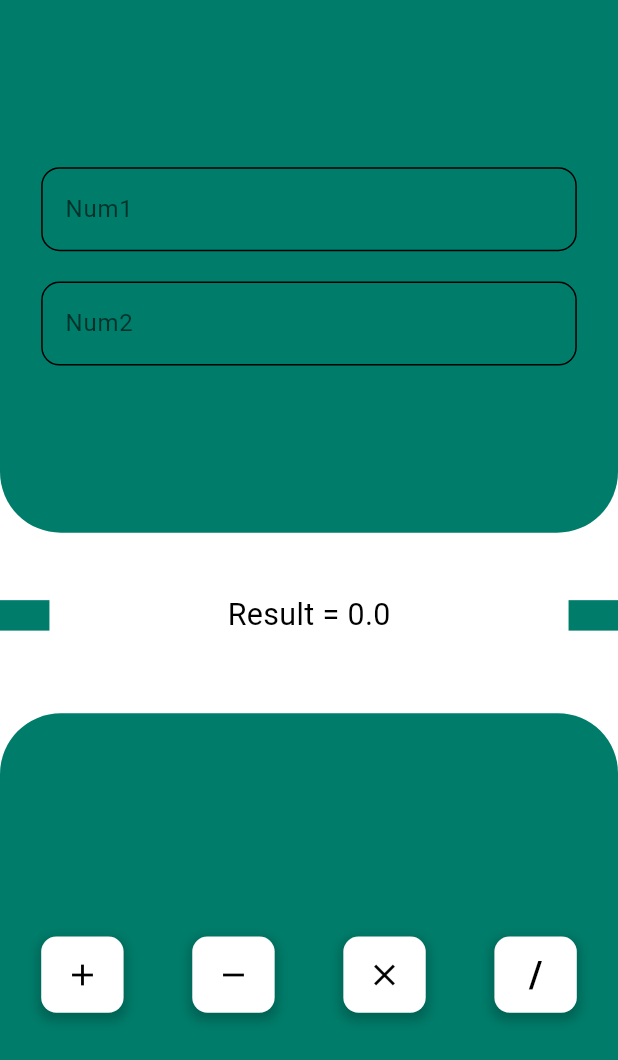
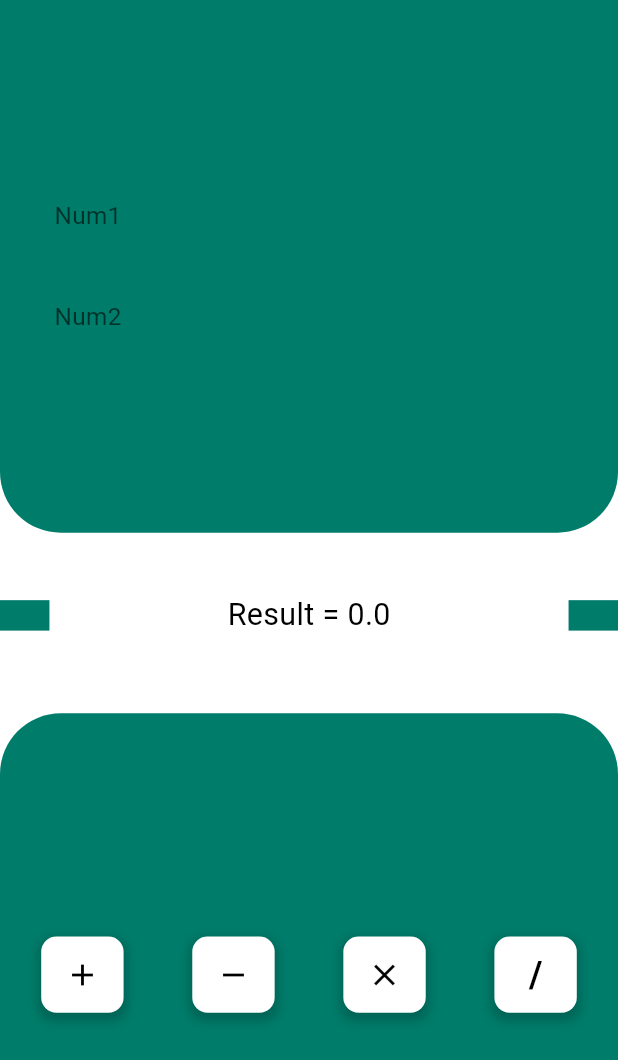
Before and after one commit to Shehta2000/creativa, a Flutter app: the screen it shows after launch, after a tap on the "add" icon, on a phone screen of 412 x 824 dp. Shown: the top 1060 px of the screen. Run offline on Flutter 3.47's test engine with Material 3 defaults, Android fonts, the light colour scheme and no system bars; our stand-ins replace flutter_screenutil.

Commit message:
Finish Updates & Refactor Code Done

```diff
--- a/lib/calculate_screen.dart
+++ b/lib/calculate_screen.dart
@@ -3,6 +3,7 @@ import 'package:flutter_screenutil/flutter_screenutil.dart';
 import 'package:task2_creativa/widgets/input_section.dart';
 import 'widgets/build_section.dart';
 import 'widgets/custom_operation_button.dart';
+
 class CalculateScreen extends StatefulWidget {
   const CalculateScreen({super.key});
 
@@ -13,23 +14,38 @@ class CalculateScreen extends StatefulWidget {
 class _CalculateScreenState extends State<CalculateScreen> {
   final TextEditingController num1Controller = TextEditingController();
   final TextEditingController num2Controller = TextEditingController();
-  double result = 0;
+  double? result;
 
   void calculateResult(String operation) {
-    double num1 = double.tryParse(num1Controller.text) ?? 0;
-    double num2 = double.tryParse(num2Controller.text) ?? 0;
+    double? num1 = double.tryParse(num1Controller.text);
+    double? num2 = double.tryParse(num2Controller.text);
 
-    if (operation == 'add') {
-      result = num1 + num2;
-    } else if (operation == 'subtract') {
-      result = num1 - num2;
-    } else if (operation == 'multiply') {
-      result = num1 * num2;
-    } else if (operation == 'divide') {
-      result = (num2 != 0) ? num1 / num2 : 0;
+    if (num1 == null || num2 == null) {
+      setState(() {
+        result = null; // عرض حالة الخطأ في الإدخال
+      });
+      return;
     }
 
-    setState(() {});
+    setState(() {
+      result = performCalculation(num1, num2, operation);
+    });
+  }
+
+
+  double? performCalculation(double num1, double num2, String operation) {
+    switch (operation) {
+      case 'add':
+        return num1 + num2;
+      case 'subtract':
+        return num1 - num2;
+      case 'multiply':
+        return num1 * num2;
+      case 'divide':
+        return num2 != 0 ? num1 / num2 : null; //* Check  for division by zero
+      default:
+        return null;
+    }
   }
 
   @override
@@ -44,9 +60,9 @@ class _CalculateScreenState extends State<CalculateScreen> {
               num2Controller: num2Controller,
             ),
             SizedBox(height: 40.h),
-            ResultSection(result: result),
+            ResultSection(result: result ?? 0),
             SizedBox(height: 50.h),
-            _buildOperationButtons(),
+            Expanded(child: _buildOperationButtons()),
           ],
         ),
       ),
@@ -54,15 +70,13 @@ class _CalculateScreenState extends State<CalculateScreen> {
   }
 
   Widget _buildOperationButtons() {
-    return Expanded(
-      child: Container(
-        height: 350.h,
+    return Container(
       width: double.infinity,
       decoration: BoxDecoration(
         color: const Color(0xff007C6A),
         borderRadius: BorderRadius.only(
           topLeft: Radius.circular(40.r),
-            topRight: const Radius.circular(40),
+          topRight: Radius.circular(40.r),
         ),
       ),
       child: Padding(
@@ -73,9 +87,8 @@ class _CalculateScreenState extends State<CalculateScreen> {
             CustomOperationButton(icon: Icons.add, onPressed: () => calculateResult('add')),
             CustomOperationButton(icon: Icons.remove, onPressed: () => calculateResult('subtract')),
             CustomOperationButton(icon: Icons.close, onPressed: () => calculateResult('multiply')),
-              CustomOperationButton(icon: '/', onPressed: () => calculateResult('divide')),
+            CustomOperationButton(icon:'/', onPressed: () => calculateResult('divide')),
           ],
-          ),
         ),
       ),
     );
--- a/lib/main.dart
+++ b/lib/main.dart
@@ -19,8 +19,7 @@ class Task2Creativa extends StatelessWidget {
       builder: (context, child) {
         return MaterialApp(
           title: 'task2_creativa',
-          // locale: DevicePreview.locale(context),
-          // builder: DevicePreview.appBuilder,
+
           debugShowCheckedModeBanner: false,
            darkTheme: ThemeData.dark(),
           themeMode: ThemeMode.dark,
--- a/lib/widgets/custom_text_field.dart
+++ b/lib/widgets/custom_text_field.dart
@@ -1,35 +1,104 @@
-// ignore_for_file: public_member_api_docs, sort_constructors_first
 import 'package:flutter/material.dart';
 import 'package:flutter_screenutil/flutter_screenutil.dart';
 
-// ignore: must_be_immutable
-class CustomTextField extends StatelessWidget {
-   CustomTextField({
+class CustomTextField extends StatefulWidget {
+  final String hintText;
+  final TextEditingController controller;
+  final void Function(String)? onSubmitted;
+
+  const CustomTextField({
     super.key,
-    required this.controller, required this.hintText,
+    required this.controller,
+    required this.hintText,
+    this.onSubmitted,
   });
-  final String hintText ;
-  TextEditingController controller ;
 
+  @override
+  State<CustomTextField> createState() => _CustomTextFieldState();
+}
+
+class _CustomTextFieldState extends State<CustomTextField> {
+  late FocusNode _focusNode;
+  bool isFocused = false;
+
+  @override
+  void initState() {
+    super.initState();
+    _focusNode = FocusNode();
+    _focusNode.addListener(() {
+      setState(() {
+        isFocused = _focusNode.hasFocus;
+      });
+    });
+  }
+
+  @override
+  void dispose() {
+    _focusNode.dispose();
+    super.dispose();
+  }
+
+  void _handleTap() {
+    setState(() {
+      isFocused = true;
+    });
+    _focusNode.requestFocus();
+  }
 
   @override
   Widget build(BuildContext context) {
-    return TextField(
-      controller: controller,
+    return GestureDetector(
+      onTap: _handleTap,
+      child: Stack(
+        alignment: Alignment.centerLeft,
+        children: [
+          /// النص الظاهر عند عدم التركيز
+          Visibility(
+            visible: !isFocused,
+            child: Padding(
+              padding: EdgeInsets.symmetric(vertical: 12.h, horizontal: 8.w),
+              child: Align(
+                alignment: Alignment.centerLeft,
+                child: Text(
+                  widget.hintText,
+                  style: TextStyle(
+                    fontSize: 16.sp,
+                    color: Colors.black.withOpacity(0.6),
+                  ),
+                ),
+              ),
+            ),
+          ),
+
+          /// حقل الإدخال
+          Visibility(
+            visible: isFocused,
+            child: TextField(
+              controller: widget.controller,
+              focusNode: _focusNode,
               keyboardType: TextInputType.number,
               textAlign: TextAlign.left,
               style: const TextStyle(color: Colors.black),
+              onSubmitted: (value) {
+                setState(() {
+                  isFocused = false;
+                });
+              },
               decoration: InputDecoration(
-        hintText: hintText,
-        hintStyle:  TextStyle(color: Colors.black.withOpacity(0.6)),
+                hintText: widget.hintText,
+                hintStyle: TextStyle(color: Colors.black.withOpacity(0.6)),
                 enabledBorder: OutlineInputBorder(
                   borderRadius: BorderRadius.circular(12.r),
                   borderSide: const BorderSide(color: Colors.black),
                 ),
                 focusedBorder: OutlineInputBorder(
                   borderRadius: BorderRadius.circular(12.r),
-          borderSide:  BorderSide(color: Colors.black, width: 2.w),
+                  borderSide: BorderSide(color: Colors.black, width: 2.w),
                 ),
+              ),
+            ),
+          ),
+        ],
       ),
     );
   }
```
Lines whose indentation alone changed are shown as unchanged.
